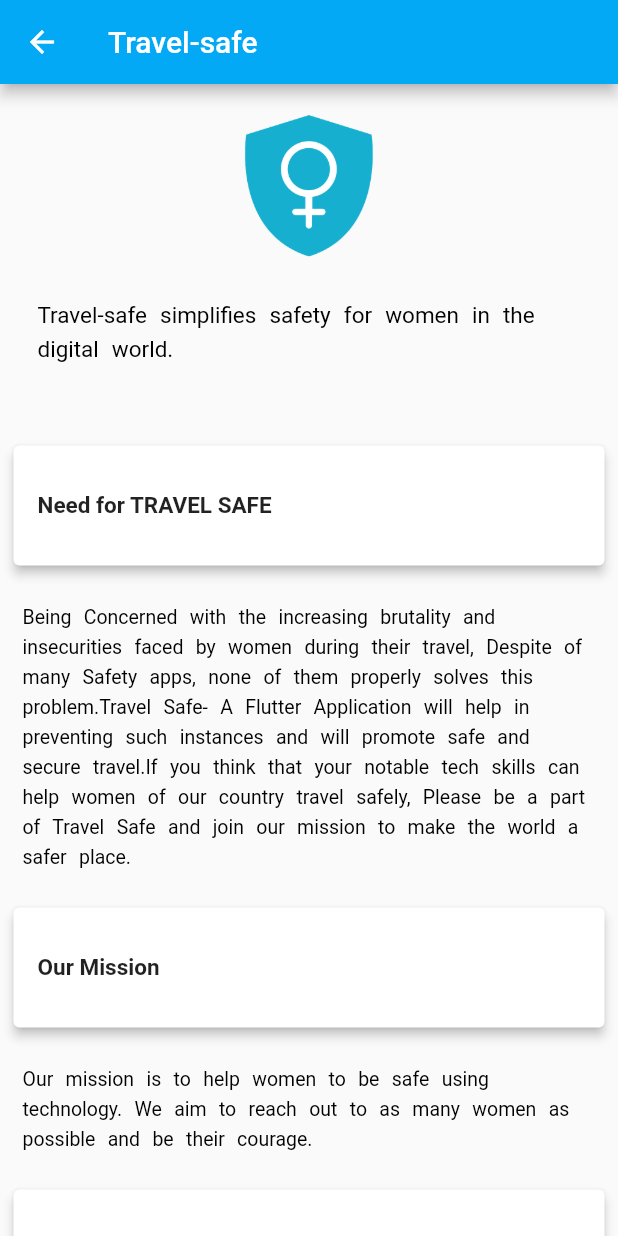
After one commit to AP2Topper0127/travel-safe, a Flutter app: the AboutUs screen opened directly, after a tap on "Need for TRAVEL SAFE", after a tap on "Our Mission", after a tap on "How does it work?", on a phone screen of 412 x 824 dp. The commit adds this screen. Run offline on Flutter 3.47's test engine with Material 2 defaults, Android fonts, the phone set to English and light mode, and no system bars; our stand-ins replace carousel_slider, circular_profile_avatar, cloud_firestore, faker, geolocator, google_maps_flutter and 4 more; missing offline and left inert: location_permissions; accounts and stored records are empty.

Commit message:
About Us Screen developed - fixes #56 (#86)
* AboutUs Screen UI partially made

* About Us screen done

* Removed unnecessary code

* Google services.json added

```diff
--- a/master/lib/main.dart
+++ b/master/lib/main.dart
@@ -8,6 +8,7 @@ import 'package:share/share.dart';
 import 'package:travelsafe/screens/register.dart';
 import 'package:travelsafe/screens/login.dart';
 import 'package:travelsafe/screens/introPage.dart';
+import 'package:travelsafe/screens/aboutUs.dart';
 
 
 void main() {
@@ -119,6 +120,20 @@ class _MyHomePageState extends State<MyHomePage> {
                   );
                 }
             ),
+            RaisedButton(
+                child: Text("About Us"),
+                color: Colors.blue,
+                textColor: Colors.white,
+                padding: EdgeInsets.all(8.0),
+                onPressed: (){
+                  Navigator.push(
+                    context,
+                    MaterialPageRoute(
+                      builder: (context)=>AboutUs()
+                    )
+                  );
+                }
+            ),
           ],
         ),
 
--- /dev/null
+++ b/master/lib/screens/aboutUs.dart
@@ -0,0 +1,224 @@
+import 'package:circular_profile_avatar/circular_profile_avatar.dart';
+import 'package:cloud_firestore/cloud_firestore.dart';
+import 'package:flutter/material.dart';
+import 'package:url_launcher/url_launcher.dart';
+
+class AboutUs extends StatefulWidget {
+  @override
+  _AboutUsState createState() => _AboutUsState();
+}
+
+class _AboutUsState extends State<AboutUs> {
+
+  bool need = false, mission = false, working = false, contributors = false;
+
+
+  Widget _displayLogo(){
+    String content = "Travel-safe simplifies safety for women in the digital world.";
+    return Container(
+      padding: EdgeInsets.all(10),
+        child: Column(
+          children: <Widget>[
+            Padding(
+              padding: EdgeInsets.all(8),
+              child: Container(
+                  padding: EdgeInsets.all(30),
+                  alignment: Alignment.center,
+                  height: 100,
+                  width: 100,
+                  decoration: BoxDecoration(
+                    shape: BoxShape.rectangle,
+                    image: DecorationImage(
+                    alignment: Alignment.topCenter,
+                    fit: BoxFit.fill,
+                    image: AssetImage("assets/images/travelsafelogo.png")),
+                ),
+              ),
+            ),
+          Container(
+      padding: EdgeInsets.all(15),
+      child: RichText(
+        text: TextSpan(
+          text: content,
+          style: TextStyle(
+            fontSize: 15,
+          wordSpacing: 5,
+          height: 1.5,
+          color: Colors.black,
+          ),
+        ),
+      ),
+      )
+        ],
+      )
+    );
+  }
+
+  Widget getNeedWidget(){
+    String content = "Being Concerned with the increasing brutality and insecurities faced by women during their travel, Despite of many Safety apps, none of them properly solves this problem.Travel Safe- A Flutter Application will help in preventing such instances and will promote safe and secure travel.If you think that your notable tech skills can help women of our country travel safely, Please be a part of Travel Safe and join our mission to make the world a safer place.";
+    return Container(
+      padding: EdgeInsets.all(15),
+      child: RichText(
+        text: TextSpan(
+          text: content,
+          style: TextStyle(
+            fontSize: 13,
+          wordSpacing: 5,
+          height: 1.5,
+          color: Colors.black,
+          ),
+        ),
+      ),
+      );
+  }
+
+  Widget getMissionWidget(){
+    String content = "Our mission is to help women to be safe using technology. We aim to reach out to as many women as possible and be their courage.";
+    return Container(
+      padding: EdgeInsets.all(15),
+      child: RichText(
+        text: TextSpan(
+          text: content,
+          style: TextStyle(
+            fontSize: 13,
+          wordSpacing: 5,
+          height: 1.5,
+          color: Colors.black,
+          ),
+        ),
+      ),
+      );
+  }
+
+  Widget getWorkingWidget(){
+    String content = "Share live location with a friend or in a group.Use the Panic Button to send the alarm to all the people with whom locations is being shared. Stop sharing location when you think you are safe";
+    return Container(
+      padding: EdgeInsets.all(15),
+      child: RichText(
+        text: TextSpan(
+          text: content,
+          style: TextStyle(
+            fontSize: 13,
+          wordSpacing: 5,
+          height: 1.5,
+          color: Colors.black,
+          ),
+        ),
+      ),
+      );
+  }
+
+
+
+  Widget _card(String text){
+    return GestureDetector(
+      onTap: (){
+        setState(() {
+          if (text == "Need for TRAVEL SAFE"){
+            this.need = !this.need;
+          }
+          else if(text == "Our Mission"){
+            this.mission = !this.mission;
+          }
+          else if(text == "How does it work?"){
+            this.working = !this.working;
+          }
+          else{
+            this.contributors = !this.contributors;
+          }
+        });
+      },
+      child: Padding(
+      padding: EdgeInsets.all(5),
+      child: Card(
+        elevation: 3,
+        child: InkWell(
+          child: Container(
+          padding: EdgeInsets.all(16),
+          width: 650,
+          height: 80,
+          child: Row(
+          children: <Widget>[
+            Text(
+              text,
+              style: TextStyle(
+                fontSize: 15,
+                fontWeight: FontWeight.bold,
+              ),
+
+            ),
+          ],
+        ),
+        ),
+        ),
+    ),
+    ),
+    );
+  }
+
+  @override
+  Widget build(BuildContext context) {
+    return Scaffold(
+      appBar: AppBar(
+        title: Text("Travel-safe"),
+        backgroundColor: Colors.lightBlue,
+      ),
+      body: SingleChildScrollView(
+            child: Column(children: <Widget>[
+               _displayLogo(),
+              SizedBox(height: 20),
+              _card("Need for TRAVEL SAFE"),
+              this.need?
+                    getNeedWidget():Container(),
+              _card("Our Mission"),
+              this.mission?getMissionWidget():Container(),
+              _card("How does it work?"),
+              this.working?getWorkingWidget():Container(),
+              _card("Our Contributors"),
+              this.contributors?StreamBuilder<QuerySnapshot>(
+                  stream: Firestore.instance.collection("contributors").snapshots(),
+                  builder: (BuildContext context, AsyncSnapshot<QuerySnapshot> snap){
+                    if(snap.hasError){
+                      return Text("Error: ${snap.error}");
+                    }
+                    switch (snap.connectionState) {
+                      case ConnectionState.waiting:return Text("Loading ...");
+                      default:
+                      return GridView.count(
+                        shrinkWrap: true,
+                        crossAxisCount: 2,
+                        childAspectRatio: 1.0,
+                        padding: EdgeInsets.all(2.0),
+                        children: snap.data.documents.map((DocumentSnapshot document){
+                            return Container(
+                              padding: EdgeInsets.all(10),
+                              child: Column(
+                                  children: <Widget>[
+                                    Padding(padding: EdgeInsets.all(5),
+                                      child: CircularProfileAvatar(
+                                      document["profilepic"],
+                                      radius: 35,
+                                      backgroundColor: Colors.transparent,
+                                      elevation: 5,
+                                      cacheImage: true,
+                                      onTap: (){
+                                        launch(document["github"]);
+                                      },
+                                    ),
+                                    ),
+                                    Text(document["name"]),
+                                  ],
+                                )
+                            );
+                        }
+                        ).toList(),
+                      );
+                      break;
+                    }
+                  }
+                ):Container()
+            ]),
+      ),
+    );
+  }
+}
--- a/master/lib/screens/introPage.dart
+++ b/master/lib/screens/introPage.dart
@@ -1,7 +1,9 @@
 import 'package:flutter/material.dart';
+import 'package:travelsafe/screens/login.dart';
 import 'package:travelsafe/screens/register.dart';
-import 'package:travelsafe/screens/login.dart';
+// import 'package:travelsafe/screens/login.dart';
 import 'package:carousel_slider/carousel_slider.dart';
+import 'package:travelsafe/screens/aboutUs.dart';
 
 
 var color1 = Color(0xfff14856);
@@ -195,7 +197,7 @@ Future navigateToRegisterPage(context) async {
 
 Future navigateToLoginPage(context) async {
   Navigator.pushReplacement(
-      context, MaterialPageRoute(builder: (context) => LoginPage()));
+      context, MaterialPageRoute(builder: (context) => AboutUs()));
 }
 
 class CarouselComponent extends StatelessWidget {
--- a/master/pubspec.yaml
+++ b/master/pubspec.yaml
@@ -20,12 +20,15 @@ dependencies:
   gradient_app_bar:
   flutter:
     sdk: flutter
+  url_launcher: ^5.4.10
+  circular_profile_avatar: ^1.0.6
+  provider: ^4.1.2
   google_maps_flutter: ^0.5.24+1
   location_permissions: ^2.0.4+1
   location: ^2.5.3
   geolocator: ^5.3.0
   share: ^0.6.3+6
-  cloud_firestore: ^0.13.4+2
+  cloud_firestore: ^0.13.5
   splashscreen: ^1.2.0
   speech_bubble: ^0.0.6
   alphabet_list_scroll_view: ^1.0.6
```
Also changed, not shown: master/lib/screens/login.dart (line endings or trailing spaces), master/pubspec.lock.
